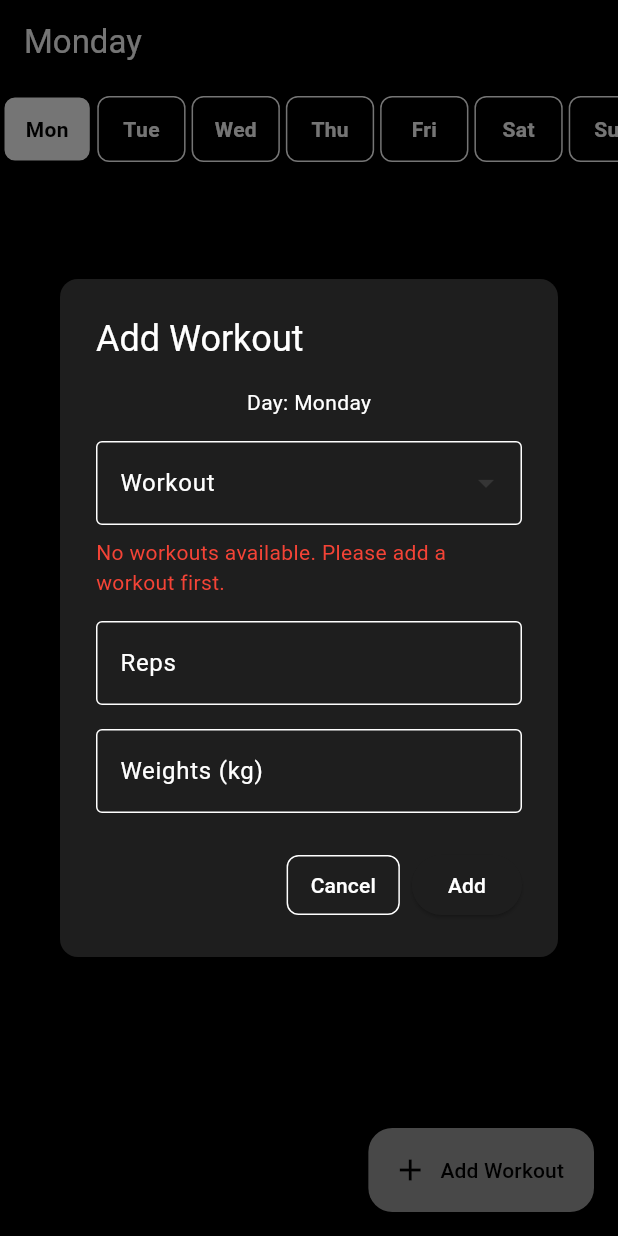
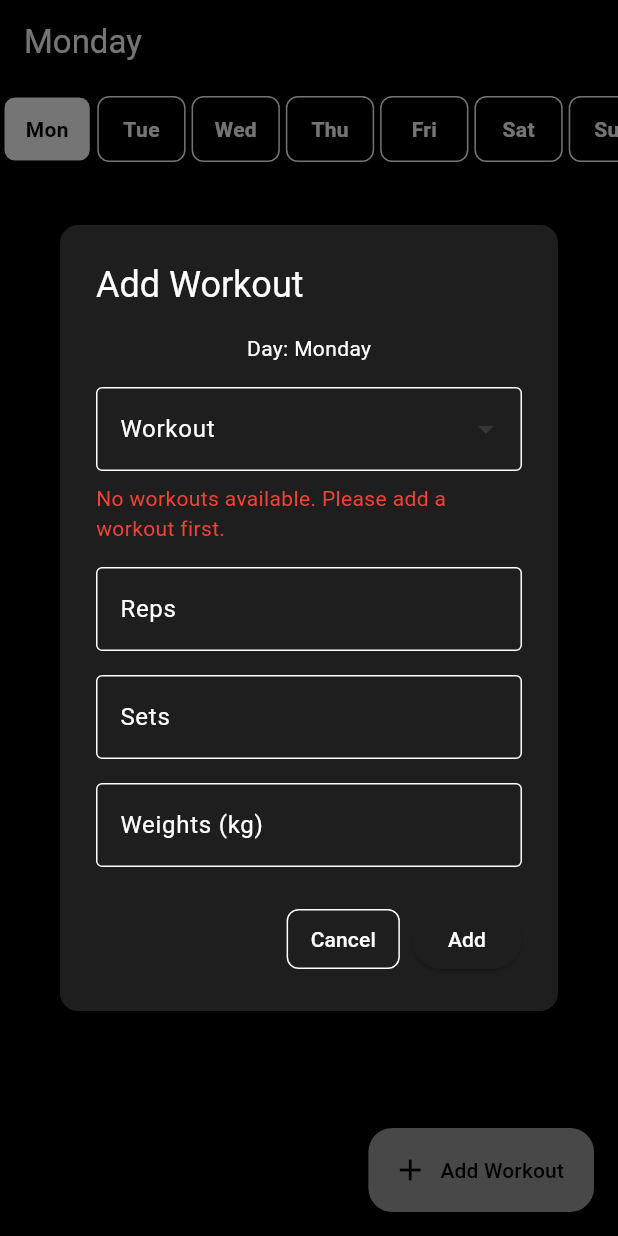
Before and after one commit to uttamthegoat/OutWork, a Flutter app: the WorkoutSplitScreen screen opened directly, after a tap on "Add Workout", on a phone screen of 412 x 824 dp. Run offline on Flutter 3.47's test engine with Material 3 defaults, Android fonts, the phone set to English and light mode, and no system bars; our stand-ins replace device_info_plus, file_picker, permission_handler, shared_preferences, sqflite, table_calendar; accounts and stored records are empty.

Commit message:
[Updated]: Included sets field for each workout

```diff
--- a/lib/constants/database_constants.dart
+++ b/lib/constants/database_constants.dart
@@ -34,21 +34,27 @@ class DatabaseConstants {
         date TEXT NOT NULL,
         workout_1 INTEGER,
         workout_1_reps INTEGER,
+        workout_1_sets INTEGER,
         workout_1_weights REAL,
         workout_2 INTEGER,
         workout_2_reps INTEGER,
+        workout_2_sets INTEGER,
         workout_2_weights REAL,
         workout_3 INTEGER,
         workout_3_reps INTEGER,
+        workout_3_sets INTEGER,
         workout_3_weights REAL,
         workout_4 INTEGER,
         workout_4_reps INTEGER,
+        workout_4_sets INTEGER,
         workout_4_weights REAL,
         workout_5 INTEGER,
         workout_5_reps INTEGER,
+        workout_5_sets INTEGER,
         workout_5_weights REAL,
         workout_6 INTEGER,
         workout_6_reps INTEGER,
+        workout_6_sets INTEGER,
         workout_6_weights REAL,
         status TEXT NOT NULL,
         FOREIGN KEY (workout_1) REFERENCES workouts (id) ON DELETE SET NULL,
@@ -75,6 +81,7 @@ class DatabaseConstants {
         day TEXT NOT NULL,
         workout INTEGER NOT NULL,
         reps INTEGER NOT NULL,
+        sets INTEGER NOT NULL,
         weight REAL,
         FOREIGN KEY (workout) REFERENCES workouts (id) ON DELETE CASCADE
       )
--- a/lib/database/database_helper.dart
+++ b/lib/database/database_helper.dart
@@ -4,7 +4,6 @@ import 'package:outwork/models/workout_log.dart';
 import 'package:sqflite/sqflite.dart';
 import 'package:path/path.dart';
 import 'package:outwork/models/personal_record.dart';
-import 'package:outwork/models/workout_split.dart';
 
 class DatabaseHelper {
   static final DatabaseHelper instance = DatabaseHelper._init();
@@ -171,7 +170,7 @@ class DatabaseHelper {
   Future<List<Map<String, dynamic>>> getWorkoutSplitsForDay(String day) async {
     final db = await database;
     final List<Map<String, dynamic>> maps = await db.rawQuery('''
-      SELECT ws.id, ws.day, ws.reps, ws.weight, ws.workout as workout_id, w.name AS workout_name, w.category
+      SELECT ws.id, ws.day, ws.reps, ws.sets, ws.weight, ws.workout as workout_id, w.name AS workout_name, w.category
       FROM workout_split ws
       JOIN workouts w ON ws.workout = w.id
       WHERE ws.day = ?
@@ -192,21 +191,27 @@ class DatabaseHelper {
       SELECT wl.id, wl.date, wl.status,
       w1.name as workout_1,
       wl.workout_1_reps,
+      wl.workout_1_sets,
       wl.workout_1_weights,
       w2.name as workout_2,
       wl.workout_2_reps,
+      wl.workout_2_sets,
       wl.workout_2_weights,
       w3.name as workout_3,
       wl.workout_3_reps,
+      wl.workout_3_sets,
       wl.workout_3_weights,
       w4.name as workout_4,
       wl.workout_4_reps,
+      wl.workout_4_sets,
       wl.workout_4_weights,
       w5.name as workout_5,
       wl.workout_5_reps,
+      wl.workout_5_sets,
       wl.workout_5_weights,
       w6.name as workout_6,
       wl.workout_6_reps,
+      wl.workout_6_sets,
       wl.workout_6_weights,
       wl.status
       FROM workout_logs wl
--- a/lib/dialogs/add_split_dialog.dart
+++ b/lib/dialogs/add_split_dialog.dart
@@ -15,12 +15,14 @@ class AddWorkoutSplitDialog extends StatefulWidget {
 class _AddWorkoutSplitDialogState extends State<AddWorkoutSplitDialog> {
   final _formKey = GlobalKey<FormState>();
   final _repsController = TextEditingController();
+  final _setsController = TextEditingController();
   final _weightsController = TextEditingController();
   int? _selectedWorkoutId;
 
   @override
   void dispose() {
     _repsController.dispose();
+    _setsController.dispose();
     _weightsController.dispose();
     super.dispose();
   }
@@ -31,6 +33,7 @@ class _AddWorkoutSplitDialogState extends State<AddWorkoutSplitDialog> {
         'day': widget.currentDay,
         'workout': _selectedWorkoutId!,
         'reps': int.parse(_repsController.text),
+        'sets': int.parse(_setsController.text),
         'weight': double.tryParse(_weightsController.text),
       };
 
@@ -134,9 +137,29 @@ class _AddWorkoutSplitDialogState extends State<AddWorkoutSplitDialog> {
               },
             ),
             const SizedBox(height: 16),
+            TextFormField(
+              controller: _setsController,
+              decoration: const InputDecoration(
+                labelText: 'Sets',
+                hintText: 'Enter sets for workout',
+                border: OutlineInputBorder(),
+              ),
+              keyboardType: TextInputType.number,
+              validator: (value) {
+                if (value == null || value.isEmpty) {
+                  return 'Please enter the number of sets';
+                }
+                if (int.tryParse(value) == null) {
+                  return 'Please enter a valid number';
+                }
+                return null;
+              },
+            ),
+            const SizedBox(height: 16),
             TextField(
               controller: _weightsController,
-              keyboardType: const TextInputType.numberWithOptions(decimal: true),
+              keyboardType:
+                  const TextInputType.numberWithOptions(decimal: true),
               decoration: const InputDecoration(
                 labelText: 'Weights (kg)',
                 hintText: 'Enter weight for workout',
--- a/lib/models/workout_log.dart
+++ b/lib/models/workout_log.dart
@@ -3,6 +3,7 @@ class WorkoutLog {
   final DateTime date;
   final List<String?> workoutNames;
   final List<int?> workoutReps;
+  final List<int?> workoutSets;
   final List<double?> workoutWeights;
   final String status; // 'not_started', 'in_progress', 'completed'
 
@@ -11,6 +12,7 @@ class WorkoutLog {
     required this.date,
     required this.workoutNames,
     required this.workoutReps,
+    required this.workoutSets,
     required this.workoutWeights,
     required this.status,
   });
@@ -21,6 +23,7 @@ class WorkoutLog {
       'date': date.toIso8601String().split('T').first,
       'workoutNames': workoutNames,
       'workoutReps': workoutReps,
+      'workoutSets': workoutSets,
       'workoutWeights': workoutWeights,
       'status': status,
     };
@@ -32,6 +35,7 @@ class WorkoutLog {
       date: DateTime.parse(map['date'] as String),
       workoutNames: (map['workoutNames'] as List<dynamic>).cast<String?>(),
       workoutReps: (map['workoutReps'] as List<dynamic>).cast<int?>(),
+      workoutSets: (map['workoutSets'] as List<dynamic>).cast<int?>(),
       workoutWeights: (map['workoutWeights'] as List<dynamic>).cast<double?>(),
       status: map['status'] as String,
     );
--- a/lib/models/workout_split.dart
+++ b/lib/models/workout_split.dart
@@ -5,6 +5,7 @@ class WorkoutSplit {
   final int workout_id;
   final String category;
   final int reps;
+  final int sets;
   final double weight;
 
   WorkoutSplit({
@@ -14,6 +15,7 @@ class WorkoutSplit {
     required this.workout_id,
     required this.category,
     required this.reps,
+    required this.sets,
     required this.weight,
   });
 
@@ -25,6 +27,7 @@ class WorkoutSplit {
       'workout_id': workout_id,
       'category': category,
       'reps': reps,
+      'sets': sets,
       'weight': weight,
     };
   }
@@ -37,6 +40,7 @@ class WorkoutSplit {
       workout_id: map['workout_id'],
       category: map['category'] as String,
       reps: map['reps'] as int,
+      sets: map['sets'] as int,
       weight: map['weight'] as double ?? 0.0,
     );
   }
--- a/lib/providers/workout_provider.dart
+++ b/lib/providers/workout_provider.dart
@@ -126,9 +126,27 @@ class WorkoutProvider with ChangeNotifier {
           workout_id: map['workout_id'],
           category: map['category'] as String? ?? '',
           reps: map['reps'] as int? ?? 0,
-          weight: map['weight'] as double? ?? 0 );
+          sets: map['sets'] as int? ?? 0,
+          weight: map['weight'] as double? ?? 0);
     }).toList();
     return _workoutSplits;
+  }
+
+  Future<void> deleteWorkoutSplit(int id) async {
+    try {
+      final db = await DatabaseHelper.instance.database;
+      await db.delete(
+        'workout_split',
+        where: 'id = ?',
+        whereArgs: [id],
+      );
+
+      _workoutSplits.removeWhere((split) => split.id == id);
+      notifyListeners();
+    } catch (e) {
+      print('Error deleting workout split: $e');
+      rethrow;
+    }
   }
 
   Future<bool> isWorkoutFinished() async {
@@ -188,6 +206,14 @@ class WorkoutProvider with ChangeNotifier {
             map['workout_4_reps'] as int? ?? 0,
             map['workout_5_reps'] as int? ?? 0,
             map['workout_6_reps'] as int? ?? 0,
+          ],
+          workoutSets: [
+            map['workout_1_sets'] as int? ?? 0,
+            map['workout_2_sets'] as int? ?? 0,
+            map['workout_3_sets'] as int? ?? 0,
+            map['workout_4_sets'] as int? ?? 0,
+            map['workout_5_sets'] as int? ?? 0,
+            map['workout_6_sets'] as int? ?? 0,
           ],
           workoutWeights: [
             map['workout_1_weights'] as double? ?? 0,
--- a/lib/screens/today_page.dart
+++ b/lib/screens/today_page.dart
@@ -120,12 +120,16 @@ class _TodayPageState extends State<TodayPage> {
       final workoutRepsMap = {
         for (var split in workoutSplits) split.workout_id: split.reps
       };
+      final workoutSetsMap = {
+        for (var split in workoutSplits) split.workout_id: split.sets
+      };
 
       // Add selected workouts and their reps to the log
       for (int id in selectedWorkoutIds) {
         final index = workoutLog.length ~/ 2 + 1;
         workoutLog['workout_$index'] = id;
         workoutLog['workout_${index}_reps'] = workoutRepsMap[id] ?? 0;
+        workoutLog['workout_${index}_sets'] = workoutSetsMap[id] ?? 0;
       }
 
       workoutLog['status'] = 'Completed';
@@ -176,7 +180,7 @@ class _TodayPageState extends State<TodayPage> {
                   leading: const Icon(Icons.fitness_center),
                   title: Text(workout.workout_name),
                   subtitle: Text(
-                    '${workout.reps} reps | Weight: ${workout.weight} kgs',
+                    '${workout.sets} sets x ${workout.reps} reps | Weight: ${workout.weight} kgs',
                   ),
                   trailing: Checkbox(
                     value: selectedWorkoutIds.contains(workout.workout_id),
--- a/lib/screens/workout_history_screen.dart
+++ b/lib/screens/workout_history_screen.dart
@@ -36,7 +36,12 @@ class _WorkoutHistoryScreenState extends State<WorkoutHistoryScreen> {
       body: Consumer<WorkoutProvider>(
         builder: (context, provider, child) {
           final workoutLogsByDate = provider.workoutLogsByDate;
-          print(workoutLogsByDate);
+          workoutLogsByDate.forEach((date, logs) {
+            print('Date: $date');
+            for (var log in logs) {
+              print('Workout Log: ${log.workoutNames}, Reps: ${log.workoutReps}, Sets: ${log.workoutSets}, Status: ${log.status}');
+            }
+          });
           return Column(
             children: [
               TableCalendar(
@@ -168,6 +173,7 @@ class _WorkoutHistoryScreenState extends State<WorkoutHistoryScreen> {
                                                   .indexOf(name);
                                               final reps =
                                                   log.workoutReps[index];
+                                              final sets = log.workoutSets[index];
                                               return Padding(
                                                 padding:
                                                     const EdgeInsets.symmetric(
@@ -205,7 +211,7 @@ class _WorkoutHistoryScreenState extends State<WorkoutHistoryScreen> {
                                                                 .circular(12),
                                                       ),
                                                       child: Text(
-                                                        '$reps reps',
+                                                        '$sets x $reps reps',
                                                         style: const TextStyle(
                                                           color: Colors.blue,
                                                           fontWeight:
--- a/lib/screens/workout_split_screen.dart
+++ b/lib/screens/workout_split_screen.dart
@@ -42,7 +42,6 @@ class _WorkoutSplitScreenState extends State<WorkoutSplitScreen> {
   Widget build(BuildContext context) {
     return Consumer<ThemeProvider>(
       builder: (context, themeProvider, child) {
-
         return Scaffold(
           appBar: AppBar(
             title: Text(weekDays[_currentPage]),
@@ -121,7 +120,7 @@ class _WorkoutSplitScreenState extends State<WorkoutSplitScreen> {
                     style: TextStyle(
                       color: isSelected
                           ? Theme.of(context).colorScheme.onPrimary
-                      : Theme.of(context).colorScheme.primary,
+                          : Theme.of(context).colorScheme.primary,
                       fontWeight: FontWeight.bold,
                     ),
                   ),
@@ -161,19 +160,72 @@ class _WorkoutSplitScreenState extends State<WorkoutSplitScreen> {
                 padding: const EdgeInsets.all(16),
                 physics: const AlwaysScrollableScrollPhysics(),
                 children: workoutSplits.isEmpty
-                    ? [
-                        SizedBox(
-                          height: MediaQuery.of(context).size.height * 0.7,
-                          child: const Center(
-                            child: Text('No workouts for this day'),
+                    ? <Widget>[
+                        Center(
+                          child: Column(
+                            mainAxisAlignment: MainAxisAlignment.center,
+                            children: [
+                              SizedBox(
+                                  height:
+                                      MediaQuery.of(context).size.height * 0.2),
+                              const Text(
+                                'No workouts for this day',
+                                style: TextStyle(fontSize: 16),
+                              ),
+                            ],
                           ),
                         ),
                       ]
-                    : workoutSplits.map((split) {
-                        return ListTile(
-                          title: Text(split.workout_name),
-                          subtitle: Text(
-                              'Reps: ${split.reps} | Category: ${split.category}'),
+                    : workoutSplits.map<Widget>((split) {
+                        return Dismissible(
+                          key: Key(split.id.toString()),
+                          direction: DismissDirection.endToStart,
+                          background: Container(
+                            color: Colors.red,
+                            alignment: Alignment.centerRight,
+                            padding: const EdgeInsets.only(right: 16),
+                            child: const Icon(
+                              Icons.delete,
+                              color: Colors.white,
+                            ),
+                          ),
+                          confirmDismiss: (direction) async {
+                            return await showDialog(
+                              context: context,
+                              builder: (BuildContext context) {
+                                return AlertDialog(
+                                  title: const Text('Delete Workout'),
+                                  content: const Text(
+                                      'Are you sure you want to delete this workout?'),
+                                  actions: [
+                                    TextButton(
+                                      onPressed: () =>
+                                          Navigator.of(context).pop(false),
+                                      child: const Text('Cancel'),
+                                    ),
+                                    TextButton(
+                                      onPressed: () =>
+                                          Navigator.of(context).pop(true),
+                                      child: const Text('Delete'),
+                                    ),
+                                  ],
+                                );
+                              },
+                            );
+                          },
+                          onDismissed: (direction) async {
+                            await provider.deleteWorkoutSplit(split.id!);
+                            ScaffoldMessenger.of(context).showSnackBar(
+                              SnackBar(
+                                content: const Text('Workout deleted')
+                              ),
+                            );
+                          },
+                          child: ListTile(
+                            title: Text(split.workout_name),
+                            subtitle: Text(
+                                '${split.sets} x ${split.reps} | Category: ${split.category}'),
+                          ),
                         );
                       }).toList(),
               );
```
